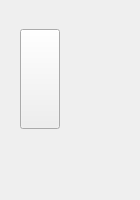
Above: ui/device.ui from analogdevicesinc/scopy before the change. Below: the same form after it.
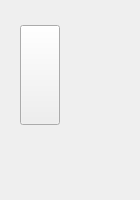
That is the form after the change. Icons and pictures are not drawn.

Patch:
```diff
--- a/ui/device.ui
+++ b/ui/device.ui
@@ -92,7 +92,7 @@
        <number>20</number>
       </property>
       <property name="topMargin">
-       <number>10</number>
+       <number>0</number>
       </property>
       <property name="rightMargin">
        <number>20</number>
@@ -270,7 +270,7 @@
       <item>
        <widget class="Line" name="line">
         <property name="sizePolicy">
-         <sizepolicy hsizetype="Minimum" vsizetype="Fixed">
+         <sizepolicy hsizetype="Preferred" vsizetype="Fixed">
           <horstretch>0</horstretch>
           <verstretch>0</verstretch>
          </sizepolicy>
```
Left out of the diff: 13 changed lines with no effect on the pictures.
